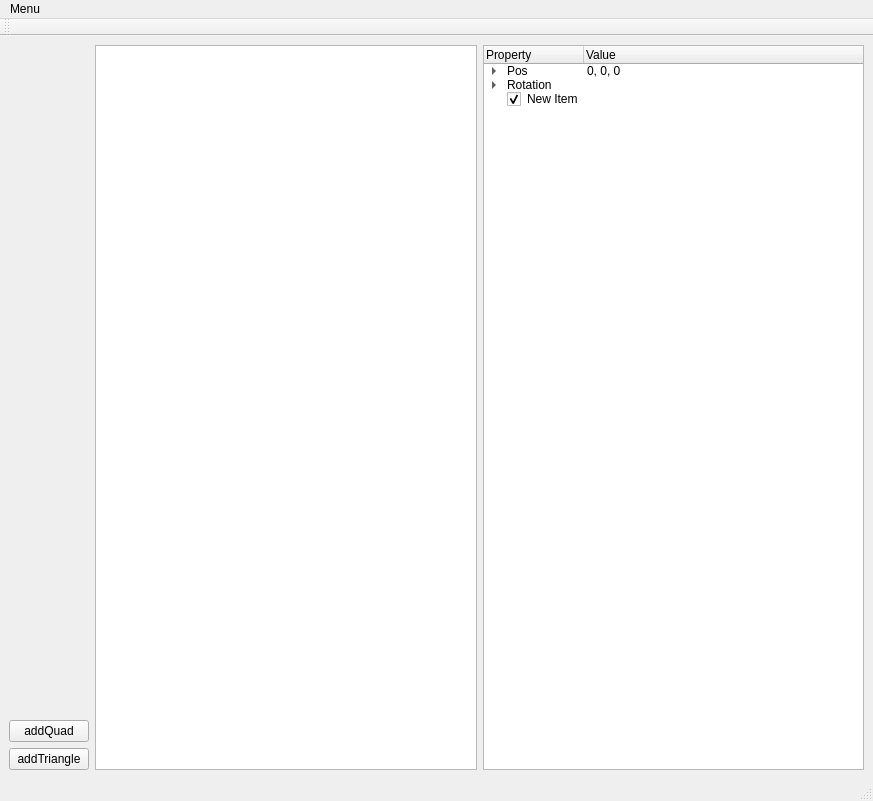
ubuntunux/PyEngine3D, file UI/MainWindow.ui: the form before one commit.
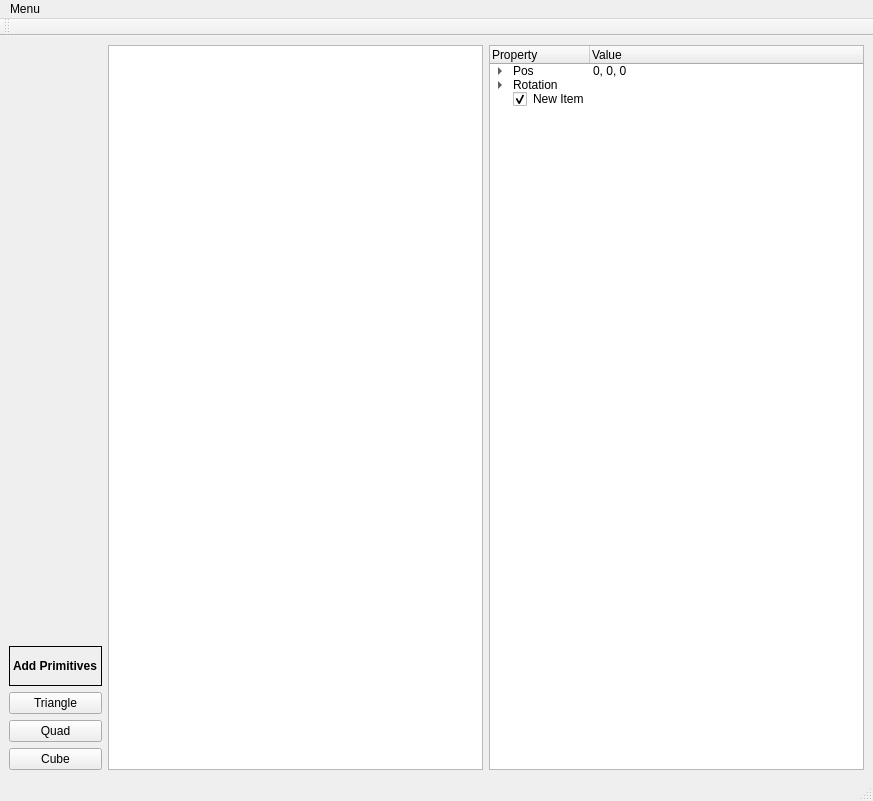
The form after the commit.

The edit to the form file:
```diff
--- a/UI/MainWindow.ui
+++ b/UI/MainWindow.ui
@@ -23,16 +23,51 @@
          <widget class="QWidget" name="empty_2" native="true"/>
         </item>
         <item>
-         <widget class="QPushButton" name="addQuad">
+         <widget class="QLabel" name="label">
+          <property name="enabled">
+           <bool>true</bool>
+          </property>
+          <property name="maximumSize">
+           <size>
+            <width>16777215</width>
+            <height>40</height>
+           </size>
+          </property>
+          <property name="font">
+           <font>
+            <weight>75</weight>
+            <bold>true</bold>
+           </font>
+          </property>
+          <property name="frameShape">
+           <enum>QFrame::Box</enum>
+          </property>
           <property name="text">
-           <string>addQuad</string>
+           <string>Add Primitives</string>
           </property>
+          <property name="margin">
+           <number>10</number>
+          </property>
          </widget>
         </item>
         <item>
          <widget class="QPushButton" name="addTriangle">
           <property name="text">
-           <string>addTriangle</string>
+           <string>Triangle</string>
+          </property>
+         </widget>
+        </item>
+        <item>
+         <widget class="QPushButton" name="add_Quad">
+          <property name="text">
+           <string>Quad</string>
+          </property>
+         </widget>
+        </item>
+        <item>
+         <widget class="QPushButton" name="add_Cube">
+          <property name="text">
+           <string>Cube</string>
           </property>
          </widget>
         </item>
```
Left out of the diff: 8 changed lines with no effect on the pictures.
